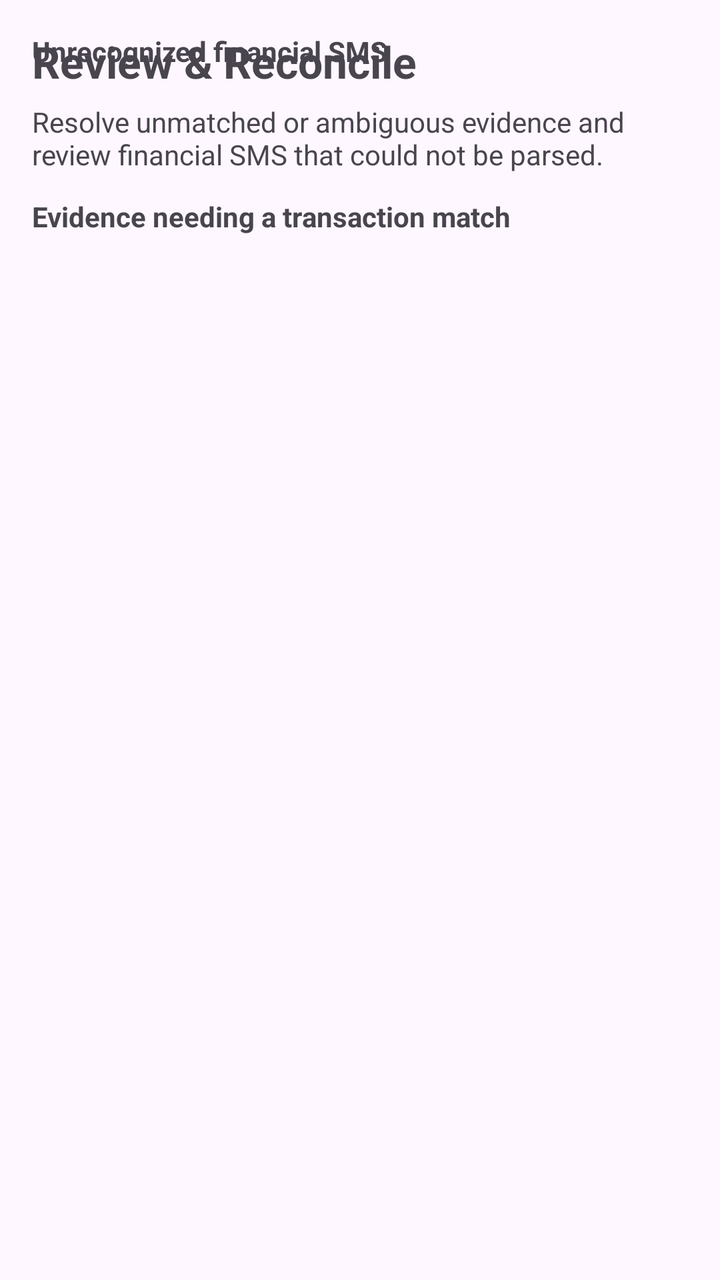
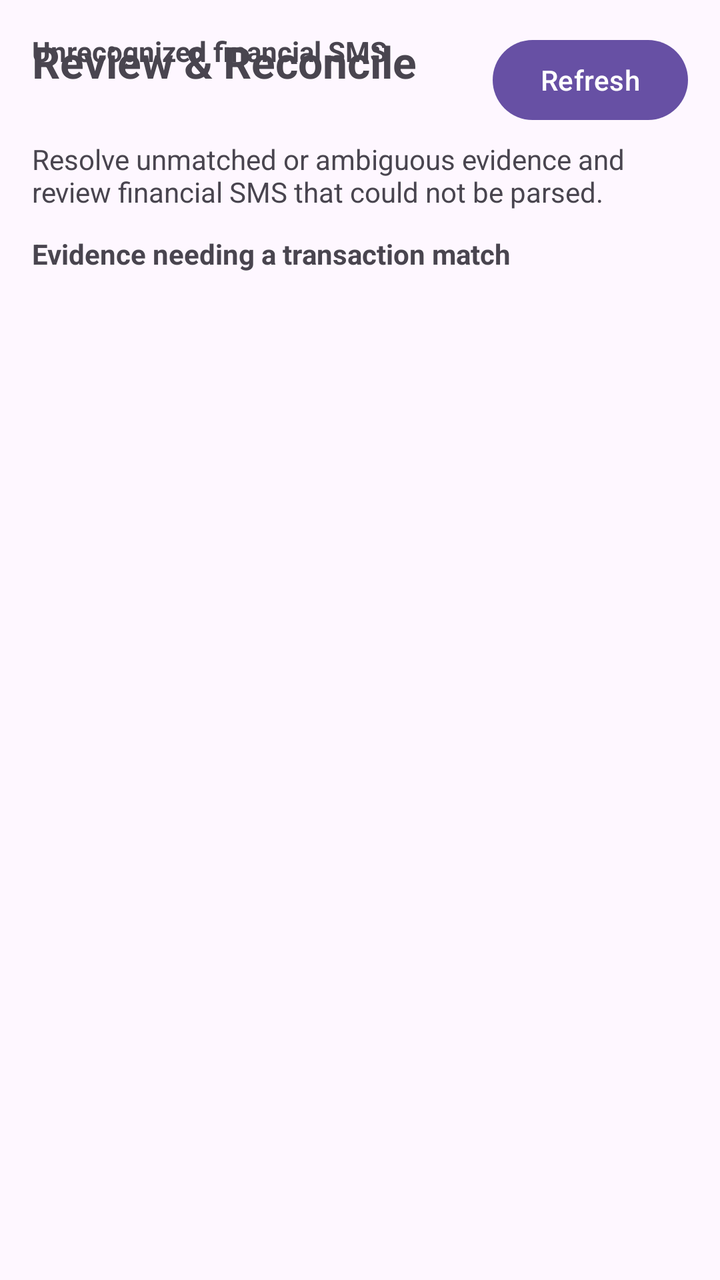

An Android layout rendered at two revisions. The XML below is the earlier revision; the diff shows what the commit changed to produce the second picture.
<!-- AndroidManifest.xml: application theme Theme.FinanceSMSTracker -->
<!-- res/layout/activity_review.xml -->
<?xml version="1.0" encoding="utf-8"?>
<androidx.constraintlayout.widget.ConstraintLayout xmlns:android="http://schemas.android.com/apk/res/android"
    xmlns:app="http://schemas.android.com/apk/res-auto"
    android:layout_width="match_parent"
    android:layout_height="match_parent"
    android:padding="16dp">

    <TextView
        android:id="@+id/textViewReviewTitle"
        android:layout_width="wrap_content"
        android:layout_height="wrap_content"
        android:text="Review &amp; Reconcile"
        android:textSize="22sp"
        android:textStyle="bold"
        app:layout_constraintStart_toStartOf="parent"
        app:layout_constraintTop_toTopOf="parent" />

    <TextView
        android:id="@+id/textViewReviewSubtitle"
        android:layout_width="0dp"
        android:layout_height="wrap_content"
        android:layout_marginTop="6dp"
        android:text="Resolve unmatched or ambiguous evidence and review financial SMS that could not be parsed."
        android:textSize="14sp"
        app:layout_constraintEnd_toEndOf="parent"
        app:layout_constraintStart_toStartOf="parent"
        app:layout_constraintTop_toBottomOf="@id/textViewReviewTitle" />

    <TextView
        android:id="@+id/textViewEvidenceSection"
        android:layout_width="wrap_content"
        android:layout_height="wrap_content"
        android:layout_marginTop="12dp"
        android:text="Evidence needing a transaction match"
        android:textStyle="bold"
        app:layout_constraintStart_toStartOf="parent"
        app:layout_constraintTop_toBottomOf="@id/textViewReviewSubtitle" />

    <androidx.recyclerview.widget.RecyclerView
        android:id="@+id/recyclerViewReviews"
        android:layout_width="0dp"
        android:layout_height="0dp"
        android:layout_marginTop="6dp"
        app:layout_constraintBottom_toTopOf="@id/textViewUnrecognizedSection"
        app:layout_constraintEnd_toEndOf="parent"
        app:layout_constraintStart_toStartOf="parent"
        app:layout_constraintTop_toBottomOf="@id/textViewEvidenceSection" />

    <TextView
        android:id="@+id/textViewNoReviews"
        android:layout_width="wrap_content"
        android:layout_height="wrap_content"
        android:text="No unmatched or ambiguous evidence."
        android:textSize="14sp"
        android:visibility="gone"
        app:layout_constraintBottom_toBottomOf="@id/recyclerViewReviews"
        app:layout_constraintEnd_toEndOf="@id/recyclerViewReviews"
        app:layout_constraintStart_toStartOf="@id/recyclerViewReviews"
        app:layout_constraintTop_toTopOf="@id/recyclerViewReviews" />

    <TextView
        android:id="@+id/textViewUnrecognizedSection"
        android:layout_width="wrap_content"
        android:layout_height="wrap_content"
        android:layout_marginTop="10dp"
        android:text="Unrecognized financial SMS"
        android:textStyle="bold"
        app:layout_constraintBottom_toTopOf="@id/recyclerViewUnrecognized"
        app:layout_constraintStart_toStartOf="parent" />

    <androidx.recyclerview.widget.RecyclerView
        android:id="@+id/recyclerViewUnrecognized"
        android:layout_width="0dp"
        android:layout_height="0dp"
        android:layout_marginTop="6dp"
        app:layout_constraintBottom_toBottomOf="parent"
        app:layout_constraintEnd_toEndOf="parent"
        app:layout_constraintStart_toStartOf="parent"
        app:layout_constraintTop_toBottomOf="@id/textViewUnrecognizedSection" />

    <TextView
        android:id="@+id/textViewNoUnrecognized"
        android:layout_width="wrap_content"
        android:layout_height="wrap_content"
        android:text="No unrecognized financial SMS."
        android:textSize="14sp"
        android:visibility="gone"
        app:layout_constraintBottom_toBottomOf="@id/recyclerViewUnrecognized"
        app:layout_constraintEnd_toEndOf="@id/recyclerViewUnrecognized"
        app:layout_constraintStart_toStartOf="@id/recyclerViewUnrecognized"
        app:layout_constraintTop_toTopOf="@id/recyclerViewUnrecognized" />

</androidx.constraintlayout.widget.ConstraintLayout>
<!-- resources referenced by this layout -->
<resources>
  <style name="Theme.FinanceSMSTracker" parent="Base.Theme.FinanceSMSTracker" />
  <style name="Base.Theme.FinanceSMSTracker" parent="Theme.Material3.DayNight.NoActionBar">
          
          
      </style>
</resources>

<!-- the commit's change to res/layout/activity_review.xml (unified diff, before → after) -->
@@ -7,12 +7,21 @@
 
     <TextView
         android:id="@+id/textViewReviewTitle"
-        android:layout_width="wrap_content"
+        android:layout_width="0dp"
         android:layout_height="wrap_content"
         android:text="Review &amp; Reconcile"
         android:textSize="22sp"
         android:textStyle="bold"
+        app:layout_constraintEnd_toStartOf="@id/buttonRefreshReviews"
         app:layout_constraintStart_toStartOf="parent"
+        app:layout_constraintTop_toTopOf="parent" />
+
+    <Button
+        android:id="@+id/buttonRefreshReviews"
+        android:layout_width="wrap_content"
+        android:layout_height="wrap_content"
+        android:text="Refresh"
+        app:layout_constraintEnd_toEndOf="parent"
         app:layout_constraintTop_toTopOf="parent" />
 
     <TextView
@@ -24,7 +33,7 @@
         android:textSize="14sp"
         app:layout_constraintEnd_toEndOf="parent"
         app:layout_constraintStart_toStartOf="parent"
-        app:layout_constraintTop_toBottomOf="@id/textViewReviewTitle" />
+        app:layout_constraintTop_toBottomOf="@id/buttonRefreshReviews" />
 
     <TextView
         android:id="@+id/textViewEvidenceSection"
